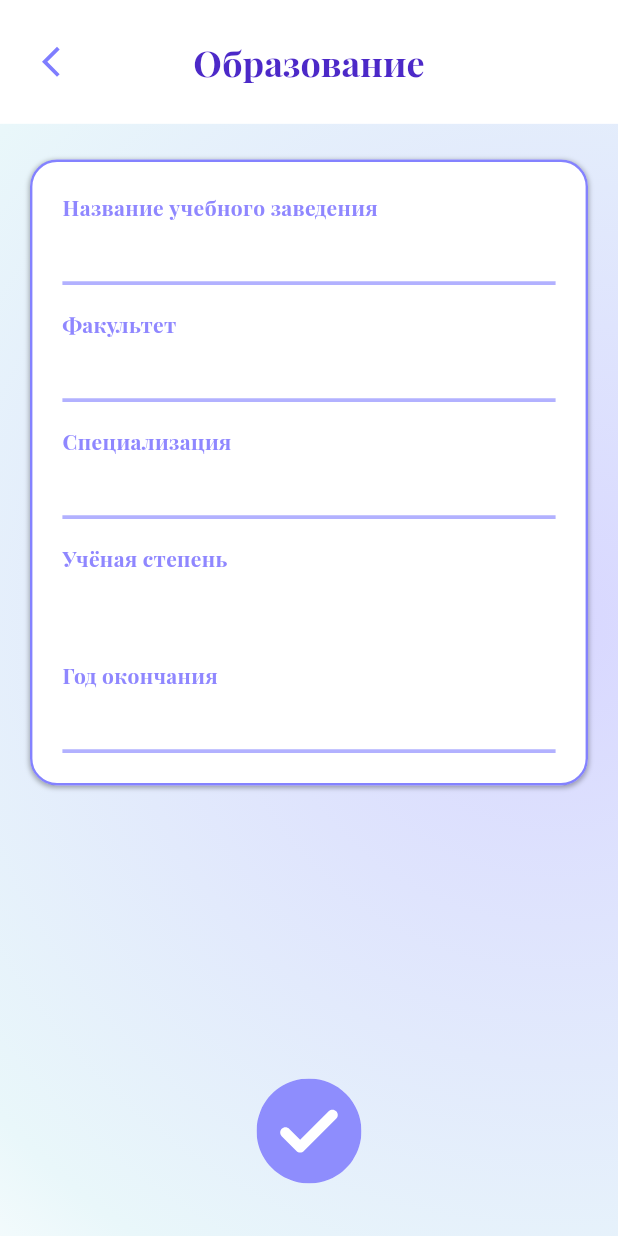
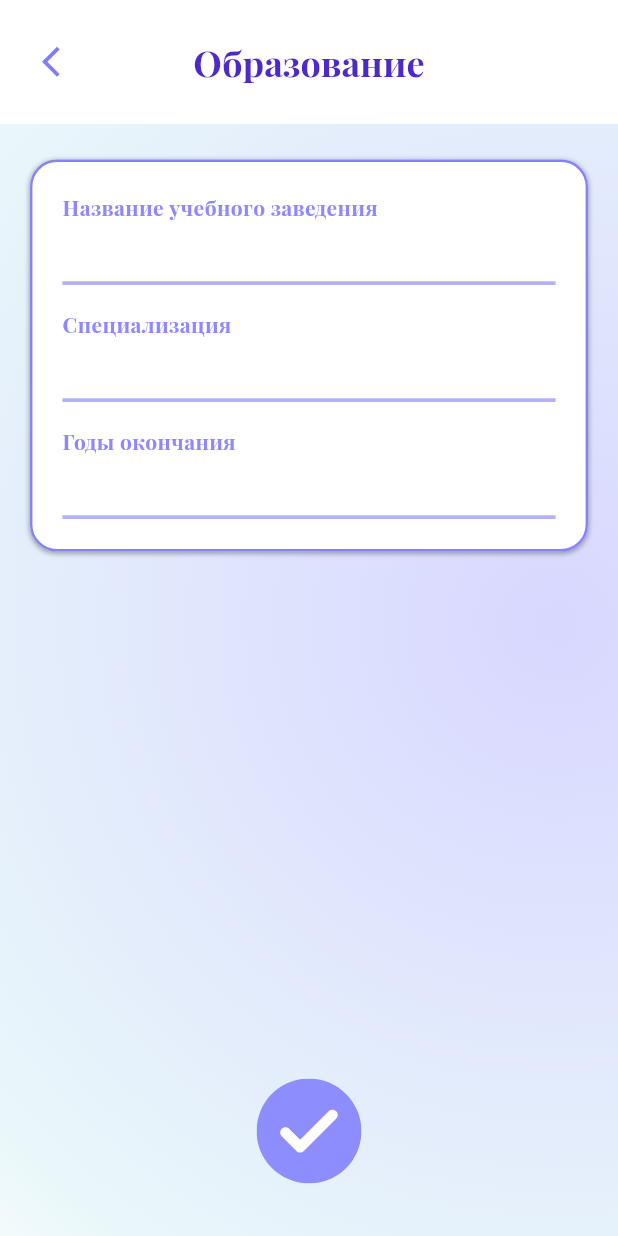
Before and after one commit to mxnmiraii/Vkatun, a Flutter app: the EducationPage screen opened directly, on a phone screen of 412 x 824 dp. Run offline on Flutter 3.47's test engine with Material 3 defaults, Android fonts, the phone set to English and light mode, and no system bars; our stand-ins replace file_picker, flutter_svg, mask_text_input_formatter, pdf, printing, shared_preferences; missing offline and left inert: appmetrica_plugin; accounts and stored records are empty; project files that could hold a hidden picture were left out.

Commit message:
redesigned education page and partially fixed education parsing (needs improvement)

```diff
--- a/frontend/lib/windows_edit_resume/education_page.dart
+++ b/frontend/lib/windows_edit_resume/education_page.dart
@@ -13,18 +13,15 @@ class EducationPage extends StatefulWidget {
 
 class _EducationPageState extends State<EducationPage> {
   late TextEditingController _institutionController;
-  late TextEditingController _facultyController;
   late TextEditingController _specializationController;
   late TextEditingController _graduationYearController;
-  late TextEditingController _degreeController;
+
 
   @override
   void dispose() {
     _institutionController.dispose();
-    _facultyController.dispose();
     _specializationController.dispose();
     _graduationYearController.dispose();
-    _degreeController.dispose();
     super.dispose();
   }
 
@@ -37,23 +34,13 @@ class _EducationPageState extends State<EducationPage> {
     _institutionController = TextEditingController(
       text: data.isNotEmpty ? data[0] : '',
     );
-    _facultyController = TextEditingController(
+    _specializationController = TextEditingController(
       text: data.length > 1 ? data[1] : '',
     );
-    _specializationController = TextEditingController(
+    _graduationYearController = TextEditingController(
       text: data.length > 2 ? data[2] : '',
     );
-    _graduationYearController = TextEditingController(
-      text: data.length > 3 ? _extractYear(data[3]) : '',
-    );
-    _degreeController = TextEditingController(
-      text: data.length > 4 ? data[4] : '',
-    );
-  }
 
-  String _extractYear(String input) {
-    final match = RegExp(r'\b(19|20)\d{2}\b').firstMatch(input);
-    return match?.group(0) ?? '';
   }
 
   @override
@@ -156,30 +143,16 @@ class _EducationPageState extends State<EducationPage> {
                   ),
                   const SizedBox(height: 16),
                   _buildTextField(
-                    label: 'Факультет',
-                    controller: _facultyController,
+                    label: 'Специализация',
+                    controller: _specializationController,
                     index: 1,
                     length: widget.data.length,
                   ),
                   const SizedBox(height: 16),
                   _buildTextField(
-                    label: 'Специализация',
-                    controller: _specializationController,
+                    label: 'Годы окончания',
+                    controller: _graduationYearController,
                     index: 2,
-                    length: widget.data.length,
-                  ),
-                  const SizedBox(height: 16),
-                  _buildTextField(
-                    label: 'Учёная степень',
-                    controller: _degreeController,
-                    index: 4,
-                    length: widget.data.length,
-                  ),
-                  const SizedBox(height: 16),
-                  _buildTextField(
-                    label: 'Год окончания',
-                    controller: _graduationYearController,
-                    index: 3,
                     length: widget.data.length,
                   ),
                 ],
```
Also changed, not shown: frontend/lib/pages/resume_view_page.dart (+136 -68 lines).
